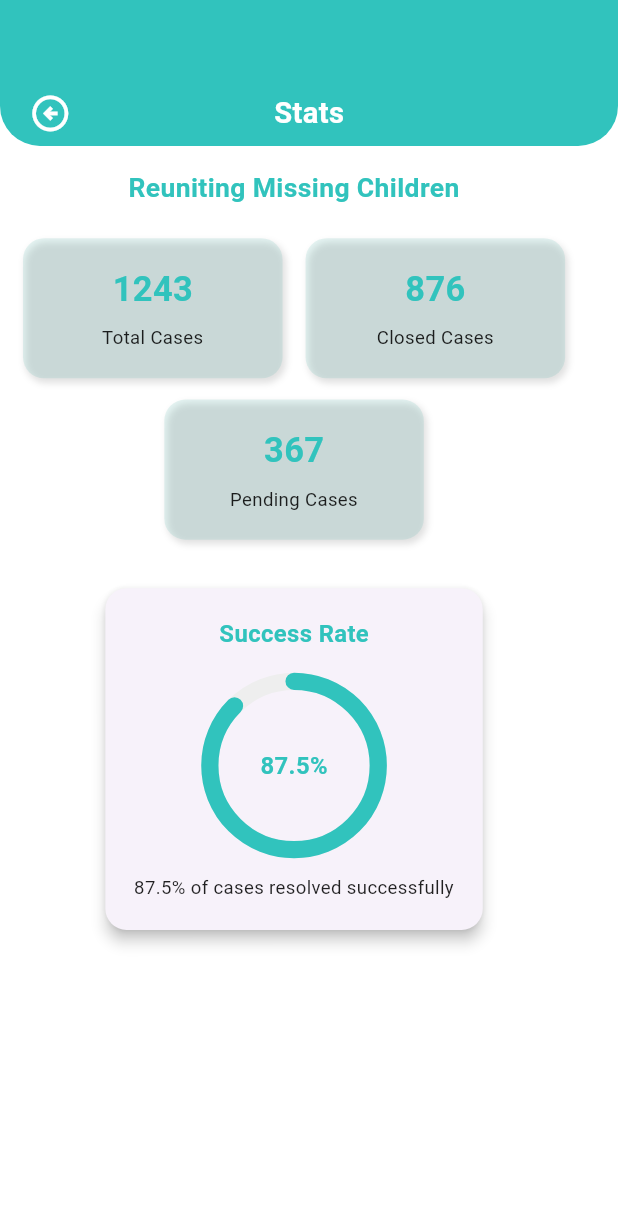
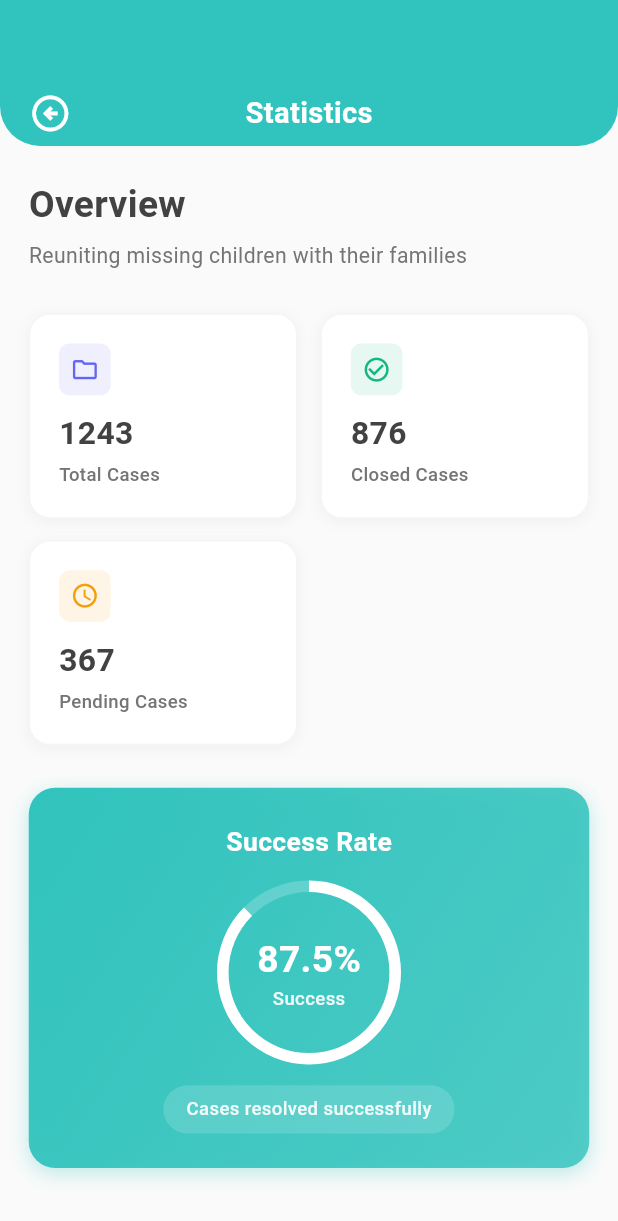
Before and after one commit to ZulfiqarAlam18/locate-lost, a Flutter app: the StatsScreen screen opened directly, on a phone screen of 412 x 824 dp. Shown: the top 1221 px of the screen. Run offline on Flutter 3.47's test engine with Material 3 defaults, Android fonts, the phone set to English and light mode, and no system bars; drawn by our look-alikes of percent_indicator; our stand-ins replace camera, carousel_slider, dotted_border, flutter_screenutil, flutter_svg, get and 2 more; project files that could hold a hidden picture were left out.

Commit message:
refactor: modify ui

```diff
--- a/lib/views/drawer_screens/stats_screen.dart
+++ b/lib/views/drawer_screens/stats_screen.dart
@@ -1,6 +1,5 @@
 import 'package:flutter/material.dart';
 import 'package:flutter_screenutil/flutter_screenutil.dart';
-import 'package:percent_indicator/percent_indicator.dart'; // Add this package
 
 import '../../utils/app_colors.dart';
 import '../../widgets/custom_app_bar.dart';
@@ -16,268 +15,234 @@ class StatsScreen extends StatelessWidget {
   @override
   Widget build(BuildContext context) {
     return Scaffold(
-      backgroundColor: AppColors.secondary,
+      backgroundColor: Colors.grey[50],
       appBar: CustomAppBar(
-        text: 'Stats',
+        text: 'Statistics',
         onPressed: () => Navigator.pop(context),
       ),
       body: SingleChildScrollView(
-        padding: EdgeInsets.all(16.w),
+        padding: EdgeInsets.symmetric(horizontal: 20.w, vertical: 24.h),
         child: Column(
-          crossAxisAlignment: CrossAxisAlignment.center,
+          crossAxisAlignment: CrossAxisAlignment.start,
           children: [
-            Text(
-              'Reuniting Missing Children',
-              style: TextStyle(
-                fontSize: 20.sp,
-                fontWeight: FontWeight.bold,
-                color: AppColors.primary,
-              ),
-              textAlign: TextAlign.center,
-            ),
+            _buildHeader(),
+            SizedBox(height: 32.h),
+            _buildStatsGrid(),
+            SizedBox(height: 32.h),
+            _buildSuccessRateSection(context),
             SizedBox(height: 24.h),
-            Wrap(
-              spacing: 16.w,
-              runSpacing: 16.h,
-              alignment: WrapAlignment.center,
-              children:
-                  stats.entries
-                      .where((entry) => entry.key != 'Success Rate')
-                      .map(
-                        (entry) => _buildStatCard(
-                          entry.key,
-                          entry.value.toString(),
-                          context,
-                        ),
-                      )
-                      .toList(),
-            ),
-            SizedBox(height: 32.h),
-            _buildSuccessRateCard(context),
           ],
         ),
       ),
     );
   }
 
-  Widget _buildStatCard(String title, String value, BuildContext context) {
-    return Container(
-      width: MediaQuery.of(context).size.width * 0.42,
-      decoration: BoxDecoration(
-        color: Colors.teal.withOpacity(0.1),
-        borderRadius: BorderRadius.circular(16.r),
-        boxShadow: [
-          BoxShadow(
-            color: Colors.grey.shade300,
-            blurRadius: 4.r,
-            offset: Offset(2.w, 3.h),
-          ),
-        ],
-      ),
-      padding: EdgeInsets.symmetric(vertical: 20.h, horizontal: 10.w),
-      child: Column(
+  Widget _buildHeader() {
+    return Column(
+      crossAxisAlignment: CrossAxisAlignment.start,
       children: [
         Text(
-            value,
+          'Overview',
           style: TextStyle(
-              fontSize: 26.sp,
-              fontWeight: FontWeight.bold,
-              color: AppColors.primary,
+            fontSize: 28.sp,
+            fontWeight: FontWeight.w700,
+            color: Colors.grey[800],
           ),
         ),
         SizedBox(height: 8.h),
         Text(
-            title,
-            textAlign: TextAlign.center,
-            style: TextStyle(fontSize: 14.sp, color: Colors.black87),
+          'Reuniting missing children with their families',
+          style: TextStyle(
+            fontSize: 16.sp,
+            color: Colors.grey[600],
+            fontWeight: FontWeight.w400,
+          ),
+        ),
+      ],
+    );
+  }
+
+  Widget _buildStatsGrid() {
+    final statsList = [
+      {
+        'title': 'Total Cases',
+        'value': stats['Total Cases']!,
+        'icon': Icons.folder_outlined,
+        'color': Color(0xFF6366F1),
+      },
+      {
+        'title': 'Closed Cases',
+        'value': stats['Closed Cases']!,
+        'icon': Icons.check_circle_outline,
+        'color': Color(0xFF10B981),
+      },
+      {
+        'title': 'Pending Cases',
+        'value': stats['Pending Cases']!,
+        'icon': Icons.schedule_outlined,
+        'color': Color(0xFFF59E0B),
+      },
+    ];
+
+    return Column(
+      children: [
+        Row(
+          children: [
+            Expanded(child: _buildModernStatCard(statsList[0])),
+            SizedBox(width: 16.w),
+            Expanded(child: _buildModernStatCard(statsList[1])),
+          ],
+        ),
+        SizedBox(height: 16.h),
+        Row(
+          children: [
+            Expanded(child: _buildModernStatCard(statsList[2])),
+            SizedBox(width: 16.w),
+            Expanded(child: Container()), // Empty space for better layout
+          ],
+        ),
+      ],
+    );
+  }
+
+  Widget _buildModernStatCard(Map<String, dynamic> stat) {
+    return Container(
+      padding: EdgeInsets.all(20.w),
+      decoration: BoxDecoration(
+        color: Colors.white,
+        borderRadius: BorderRadius.circular(16.r),
+        boxShadow: [
+          BoxShadow(
+            color: Colors.black.withOpacity(0.04),
+            blurRadius: 8.r,
+            offset: Offset(0, 2.h),
+          ),
+        ],
+        border: Border.all(color: Colors.grey[100]!, width: 1),
+      ),
+      child: Column(
+        crossAxisAlignment: CrossAxisAlignment.start,
+        children: [
+          Container(
+            padding: EdgeInsets.all(8.w),
+            decoration: BoxDecoration(
+              color: (stat['color'] as Color).withOpacity(0.1),
+              borderRadius: BorderRadius.circular(8.r),
+            ),
+            child: Icon(
+              stat['icon'] as IconData,
+              color: stat['color'] as Color,
+              size: 20.w,
+            ),
+          ),
+          SizedBox(height: 12.h),
+          Text(
+            stat['value'].toString(),
+            style: TextStyle(
+              fontSize: 24.sp,
+              fontWeight: FontWeight.w700,
+              color: Colors.grey[800],
+            ),
+          ),
+          SizedBox(height: 4.h),
+          Text(
+            stat['title'] as String,
+            style: TextStyle(
+              fontSize: 14.sp,
+              color: Colors.grey[600],
+              fontWeight: FontWeight.w500,
+            ),
           ),
         ],
       ),
     );
   }
 
-  Widget _buildSuccessRateCard(BuildContext context) {
+  Widget _buildSuccessRateSection(BuildContext context) {
     double successRate = 0.875;
 
-    return Card(
-      elevation: 4,
-      shape: RoundedRectangleBorder(borderRadius: BorderRadius.circular(16.r)),
-      child: Padding(
-        padding: EdgeInsets.all(20.w),
+    return Container(
+      width: double.infinity,
+      padding: EdgeInsets.all(24.w),
+      decoration: BoxDecoration(
+        gradient: LinearGradient(
+          begin: Alignment.topLeft,
+          end: Alignment.bottomRight,
+          colors: [AppColors.primary, AppColors.primary.withOpacity(0.8)],
+        ),
+        borderRadius: BorderRadius.circular(20.r),
+        boxShadow: [
+          BoxShadow(
+            color: AppColors.primary.withOpacity(0.3),
+            blurRadius: 12.r,
+            offset: Offset(0, 4.h),
+          ),
+        ],
+      ),
       child: Column(
         children: [
           Text(
             'Success Rate',
             style: TextStyle(
-                fontSize: 18.sp,
-                fontWeight: FontWeight.bold,
-                color: AppColors.primary,
+              fontSize: 20.sp,
+              fontWeight: FontWeight.w600,
+              color: Colors.white,
             ),
           ),
-            SizedBox(height: 16.h),
-            CircularPercentIndicator(
-              radius: 70.r,
-              lineWidth: 12.w,
-              percent: successRate,
-              center: Text(
+          SizedBox(height: 20.h),
+          Stack(
+            alignment: Alignment.center,
+            children: [
+              SizedBox(
+                width: 120.w,
+                height: 120.w,
+                child: CircularProgressIndicator(
+                  value: successRate,
+                  strokeWidth: 8.w,
+                  backgroundColor: Colors.white.withOpacity(0.2),
+                  valueColor: AlwaysStoppedAnimation<Color>(Colors.white),
+                ),
+              ),
+              Column(
+                children: [
+                  Text(
                     '${(successRate * 100).toStringAsFixed(1)}%',
                     style: TextStyle(
-                  fontSize: 18.sp,
-                  fontWeight: FontWeight.bold,
-                  color: AppColors.primary,
+                      fontSize: 28.sp,
+                      fontWeight: FontWeight.w700,
+                      color: Colors.white,
                     ),
                   ),
-              progressColor: AppColors.primary,
-              backgroundColor: Colors.grey.shade200,
-              circularStrokeCap: CircularStrokeCap.round,
-              animation: true,
+                  Text(
+                    'Success',
+                    style: TextStyle(
+                      fontSize: 14.sp,
+                      fontWeight: FontWeight.w500,
+                      color: Colors.white.withOpacity(0.9),
                     ),
-            SizedBox(height: 12.h),
-            Text(
-              '${stats['Success Rate']} of cases resolved successfully',
-              style: TextStyle(fontSize: 14.sp, color: Colors.black87),
-              textAlign: TextAlign.center,
                   ),
                 ],
               ),
+            ],
+          ),
+          SizedBox(height: 20.h),
+          Container(
+            padding: EdgeInsets.symmetric(horizontal: 16.w, vertical: 8.h),
+            decoration: BoxDecoration(
+              color: Colors.white.withOpacity(0.15),
+              borderRadius: BorderRadius.circular(20.r),
+            ),
+            child: Text(
+              'Cases resolved successfully',
+              style: TextStyle(
+                fontSize: 14.sp,
+                color: Colors.white.withOpacity(0.9),
+                fontWeight: FontWeight.w500,
+              ),
+            ),
+          ),
+        ],
       ),
     );
   }
 }
-
-
-
-
-
-
-
-
-
-
-
-
-// import 'package:flutter/material.dart';
-//
-// import '../../utils/app_colors.dart';
-// import '../../widgets/custom_app_bar.dart';
-//
-// class StatsScreen extends StatelessWidget {
-//   // Sample data - replace with your actual data
-//   final stats = {
-//     'Total Cases': 1243,
-//     'Closed Cases': 876,
-//     'Pending Cases': 367,
-//     'Success Rate': '87.5%',
-//   };
-//
-//   @override
-//   Widget build(BuildContext context) {
-//     return Scaffold(
-//       backgroundColor: AppColors.secondary,
-//       appBar: CustomAppBar(text: 'Stats', onPressed: (){
-//
-//         Navigator.pop(context);
-//
-//       }),
-//       body: Padding(
-//         padding: const EdgeInsets.all(16.0),
-//         child: Column(
-//           children: [
-//             _buildHeader(),
-//             SizedBox(height: 20),
-//             _buildStatsGrid(),
-//             SizedBox(height: 20),
-//             _buildSuccessRate(),
-//           ],
-//         ),
-//       ),
-//     );
-//   }
-//
-//   Widget _buildHeader() {
-//     return Text(
-//       'Reuniting Missing Children',
-//       style: TextStyle(
-//         fontSize: 20,
-//         fontWeight: FontWeight.bold,
-//         color: AppColors.primary,
-//       ),
-//       textAlign: TextAlign.center,
-//     );
-//   }
-//
-//   Widget _buildStatsGrid() {
-//     return GridView.count(
-//       shrinkWrap: true,
-//       physics: NeverScrollableScrollPhysics(),
-//       crossAxisCount: 2,
-//       childAspectRatio: 1.5,
-//       crossAxisSpacing: 10,
-//       mainAxisSpacing: 10,
-//       children: stats.entries.map((entry) {
-//         return Card(
-//           elevation: 2,
-//           color: Colors.teal.withOpacity(0.1),
-//           child: Padding(
-//             padding: const EdgeInsets.all(12.0),
-//             child: Column(
-//               mainAxisAlignment: MainAxisAlignment.center,
-//               children: [
-//                 Text(
-//                   entry.value.toString(),
-//                   style: TextStyle(
-//                     fontSize: 24,
-//                     fontWeight: FontWeight.bold,
-//                     color: AppColors.primary,
-//                   ),
-//                 ),
-//                 SizedBox(height: 8),
-//                 Text(
-//                   entry.key,
-//                   style: TextStyle(
-//                     fontSize: 14,
-//                     color: Colors.black87,
-//                   ),
-//                   textAlign: TextAlign.center,
-//                 ),
-//               ],
-//             ),
-//           ),
-//         );
-//       }).toList(),
-//     );
-//   }
-//
-//   Widget _buildSuccessRate() {
-//     return Card(
-//       elevation: 2,
-//       child: Padding(
-//         padding: const EdgeInsets.all(16.0),
-//         child: Column(
-//           children: [
-//             Text(
-//               'Success Rate',
-//               style: TextStyle(
-//                 fontSize: 18,
-//                 fontWeight: FontWeight.bold,
-//                 color: AppColors.primary,
-//               ),
-//             ),
-//             SizedBox(height: 10),
-//             CircularProgressIndicator(
-//               value: 0.875, // 87.5%
-//               strokeWidth: 10,
-//               backgroundColor: Colors.grey[200],
-//               valueColor: AlwaysStoppedAnimation<Color>(AppColors.primary),
-//             ),
-//             SizedBox(height: 10),
-//             Text(
-//               '${stats['Success Rate']} of cases resolved successfully',
-//               style: TextStyle(color: Colors.black87),
-//             ),
-//           ],
-//         ),
-//       ),
-//     );
-//   }
-// }
```
Lines whose indentation alone changed are shown as unchanged.
